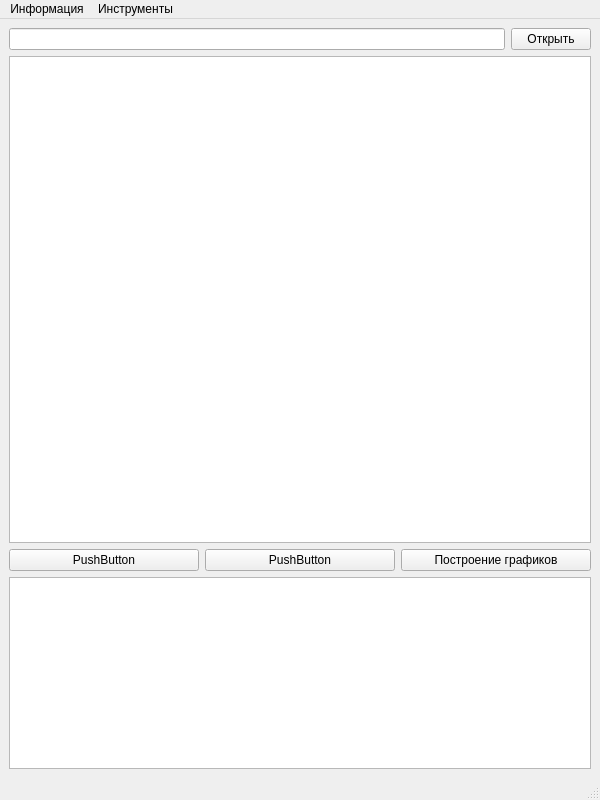
obrodiga/Data-Visualization, file mainwindow.ui: the form before one commit.
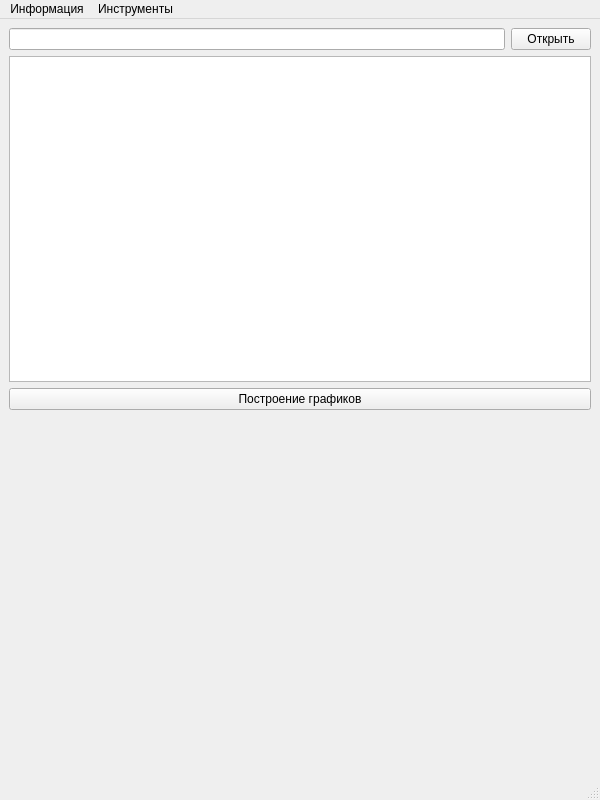
The form after the commit. Custom widgets are drawn as their Qt base class.

```diff
--- a/mainwindow.ui
+++ b/mainwindow.ui
@@ -20,8 +20,10 @@
      <verstretch>0</verstretch>
     </sizepolicy>
    </property>
-   <layout class="QVBoxLayout" name="verticalLayout">
-    <item>
+   <layout class="QGridLayout" name="gridLayout_2">
+    <item row="0" column="0">
+     <layout class="QGridLayout" name="gridLayout">
+      <item row="0" column="0">
      <layout class="QHBoxLayout" name="horizontalLayout">
       <item>
        <widget class="QLineEdit" name="Directory">
@@ -42,7 +44,7 @@
       </item>
      </layout>
     </item>
-    <item>
+      <item row="1" column="0">
      <widget class="QGraphicsView" name="graphicsView">
       <property name="sizePolicy">
        <sizepolicy hsizetype="Preferred" vsizetype="Expanding">
@@ -52,29 +54,9 @@
       </property>
      </widget>
     </item>
-    <item>
-     <layout class="QHBoxLayout" name="horizontalLayout_2">
-      <item>
-       <widget class="QPushButton" name="Button1">
-        <property name="sizePolicy">
-         <sizepolicy hsizetype="Minimum" vsizetype="Preferred">
-          <horstretch>0</horstretch>
-          <verstretch>0</verstretch>
-         </sizepolicy>
-        </property>
-        <property name="text">
-         <string>PushButton</string>
-        </property>
-       </widget>
-      </item>
-      <item>
-       <widget class="QPushButton" name="Button2">
-        <property name="text">
-         <string>PushButton</string>
-        </property>
-       </widget>
-      </item>
-      <item>
+     </layout>
+    </item>
+    <item row="1" column="0">
        <widget class="QPushButton" name="toggleResize">
         <property name="text">
          <string>Построение графиков</string>
@@ -84,12 +66,10 @@
         </property>
        </widget>
       </item>
-     </layout>
-    </item>
-    <item>
-     <widget class="QTextBrowser" name="textBrowser">
+    <item row="2" column="0">
+     <widget class="QCustomPlot" name="grafik" native="true">
       <property name="sizePolicy">
-       <sizepolicy hsizetype="Expanding" vsizetype="Fixed">
+       <sizepolicy hsizetype="Expanding" vsizetype="Expanding">
         <horstretch>0</horstretch>
         <verstretch>0</verstretch>
        </sizepolicy>
@@ -147,6 +127,14 @@
    </property>
   </action>
  </widget>
+ <customwidgets>
+  <customwidget>
+   <class>QCustomPlot</class>
+   <extends>QWidget</extends>
+   <header>qcustomplot.h</header>
+   <container>1</container>
+  </customwidget>
+ </customwidgets>
  <resources/>
  <connections/>
 </ui>
```
Lines whose indentation alone changed are shown as unchanged.
